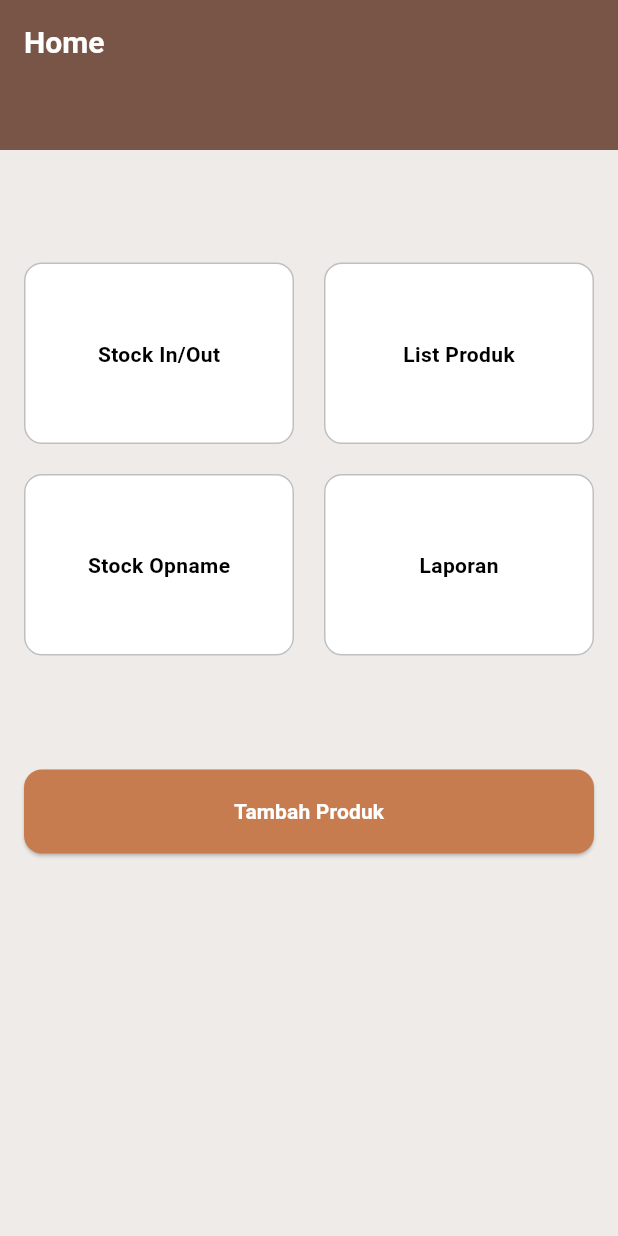
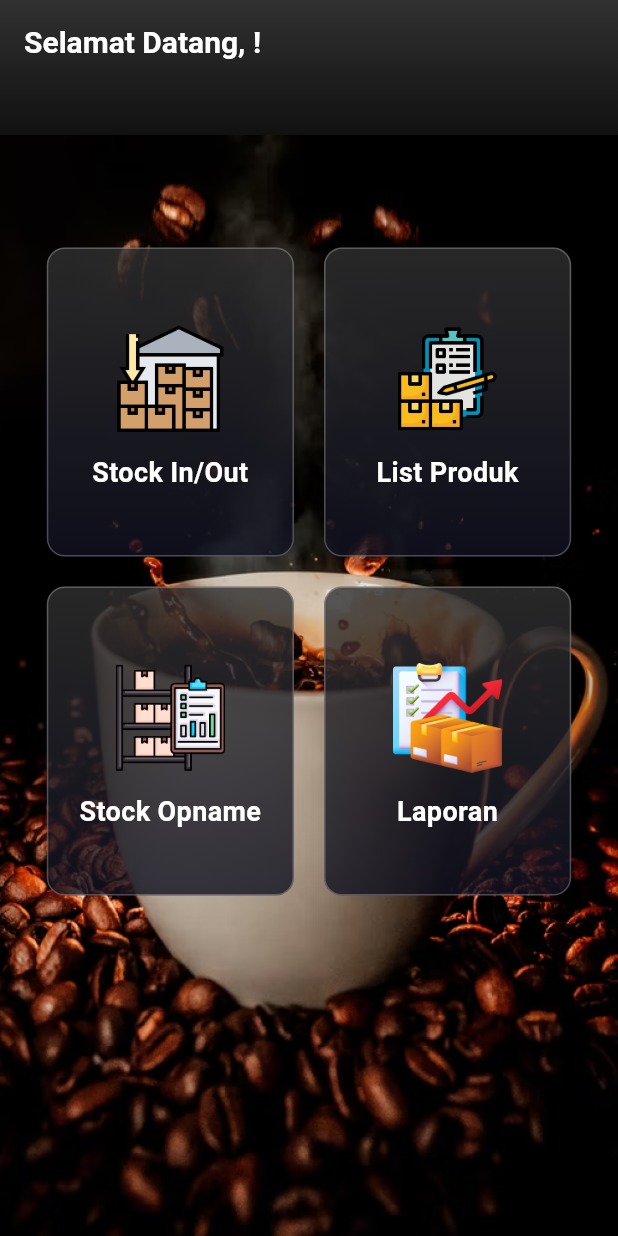
Before and after one commit to taufiqalfianto/coffe-inventory, a Flutter app: the HomeScreen screen opened directly, on a phone screen of 412 x 824 dp. Run offline on Flutter 3.47's test engine with Material 3 defaults, Android fonts, the light colour scheme and no system bars; our stand-ins replace awesome_snackbar_content, image_picker, shared_preferences; accounts and stored records are empty; Roboto replaces fonts that are missing (Sora).

Commit message:
add image icon, add variable image in home, reunusede import package

```diff
--- a/lib/home.dart
+++ b/lib/home.dart
@@ -1,3 +1,4 @@
+import 'package:coffe_inventory/auth/auth_service.dart';
 import 'package:coffe_inventory/menu_widget.dart';
 import 'package:coffe_inventory/product/screen/list_product_screen.dart';
 import 'package:coffe_inventory/product/screen/product_screen.dart';
@@ -15,20 +16,56 @@ class HomeScreen extends StatefulWidget {
 }
 
 class _HomeScreenState extends State<HomeScreen> {
+  String? _userName;
+  final AuthService _authService = AuthService();
+  @override
+  void initState() {
+    super.initState();
+    _loadUserName();
+  }
+
+  void _loadUserName() async {
+    // Pastikan AuthService sudah diinisialisasi untuk mengambil nama dari SharedPreferences
+    await _authService.init();
+    if (mounted) {
+      setState(() {
+        _userName = _authService
+            .userName; // Assuming userName is a String property in AuthService
+      });
+    }
+  }
+
   @override
   Widget build(BuildContext context) {
     return Scaffold(
       appBar: PreferredSize(
-        preferredSize: Size.fromHeight(100.0),
+        preferredSize: Size.fromHeight(90.0),
         child: AppBar(
-          title: Text('Home', style: TextStyle(color: Colors.white)),
-          backgroundColor: Colors.brown,
+          title: Text(
+            'Selamat Datang, ${_userName ?? 'User'}!',
+            style: TextStyle(color: Colors.white),
+          ),
           automaticallyImplyLeading: false,
+          flexibleSpace: Container(
+            decoration: BoxDecoration(
+              gradient: LinearGradient(
+                colors: [Color(0xFF111111), Color(0xFF313131)],
+                begin: Alignment.bottomCenter,
+                end: Alignment.topCenter,
               ),
             ),
-      backgroundColor: Colors.brown[50],
-
-      body: ListView(
+          ),
+        ),
+      ),
+      body: Stack(
+        children: [
+          Image.asset(
+            'assets/image_onboarding.png',
+            fit: BoxFit.cover,
+            width: double.infinity,
+            height: double.infinity,
+          ),
+          ListView(
             children: [
               SizedBox(height: 75),
               Wrap(
@@ -37,15 +74,19 @@ class _HomeScreenState extends State<HomeScreen> {
                 alignment: WrapAlignment.center,
                 children: [
                   MenuWidget(
+                    image: 'assets/stock_in.png',
                     title: 'Stock In/Out',
                     onPressed: () {
                       Navigator.push(
                         context,
-                    MaterialPageRoute(builder: (context) => StockInOutScreen()),
+                        MaterialPageRoute(
+                          builder: (context) => StockInOutScreen(),
+                        ),
                       );
                     },
                   ),
                   MenuWidget(
+                    image: 'assets/product_list.png',
                     title: 'List Produk',
                     onPressed: () {
                       Navigator.push(
@@ -57,6 +98,7 @@ class _HomeScreenState extends State<HomeScreen> {
                     },
                   ),
                   MenuWidget(
+                    image: 'assets/stock_opname.png',
                     title: 'Stock Opname',
                     onPressed: () {
                       Navigator.push(
@@ -68,6 +110,7 @@ class _HomeScreenState extends State<HomeScreen> {
                     },
                   ),
                   MenuWidget(
+                    image: 'assets/report.png',
                     title: 'Laporan',
                     onPressed: () {
                       Navigator.push(
@@ -78,38 +121,40 @@ class _HomeScreenState extends State<HomeScreen> {
                       );
                     },
                   ),
-              Padding(
-                padding: const EdgeInsets.symmetric(
-                  vertical: 56,
-                  horizontal: 16,
-                ),
-                child: SizedBox(
-                  width: double.infinity,
-                  height: 56,
-                  child: ElevatedButton(
-                    style: ElevatedButton.styleFrom(
-                      backgroundColor: Color(0xFFC67C4E),
-                      shape: RoundedRectangleBorder(
-                        borderRadius: BorderRadius.circular(12),
-                      ),
-                    ),
-                    onPressed: () {
-                      Navigator.push(
-                        context,
-                        MaterialPageRoute(
-                          builder: (context) => AddProductScreen(),
-                        ),
-                      );
-                    },
-                    child: Text(
-                      'Tambah Produk',
-                      style: TextStyle(
-                        color: Colors.white,
-                        fontWeight: FontWeight.bold,
-                      ),
-                    ),
-                  ),
-                ),
+                  // Padding(
+                  //   padding: const EdgeInsets.symmetric(
+                  //     vertical: 56,
+                  //     horizontal: 16,
+                  //   ),
+                  //   child: SizedBox(
+                  //     width: double.infinity,
+                  //     height: 56,
+                  //     child: ElevatedButton(
+                  //       style: ElevatedButton.styleFrom(
+                  //         backgroundColor: Color(0xFFC67C4E),
+                  //         shape: RoundedRectangleBorder(
+                  //           borderRadius: BorderRadius.circular(12),
+                  //         ),
+                  //       ),
+                  //       onPressed: () {
+                  //         Navigator.push(
+                  //           context,
+                  //           MaterialPageRoute(
+                  //             builder: (context) => AddProductScreen(),
+                  //           ),
+                  //         );
+                  //       },
+                  //       child: Text(
+                  //         'Tambah Produk',
+                  //         style: TextStyle(
+                  //           color: Colors.white,
+                  //           fontWeight: FontWeight.bold,
+                  //         ),
+                  //       ),
+                  //     ),
+                  //   ),
+                  // ),
+                ],
               ),
             ],
           ),
--- a/lib/menu_widget.dart
+++ b/lib/menu_widget.dart
@@ -2,41 +2,53 @@ import 'package:flutter/material.dart';
 
 class MenuWidget extends StatelessWidget {
   final String title;
-  // function for navigate
+  final String image;
   final VoidCallback onPressed;
-  const MenuWidget({super.key, required this.title, required this.onPressed});
+  const MenuWidget({
+    super.key,
+    required this.title,
+    required this.onPressed,
+    required this.image,
+  });
 
   @override
   Widget build(BuildContext context) {
     return InkWell(
       onTap: onPressed,
       child: Container(
-        width: 180,
-        height: 121,
+        width: MediaQuery.sizeOf(context).width / 2.5,
+        height: MediaQuery.sizeOf(context).height / 4,
         padding: const EdgeInsets.symmetric(horizontal: 20, vertical: 50),
         decoration: ShapeDecoration(
-          color: Colors.white,
+          gradient: LinearGradient(
+            colors: [
+              Color(0xFF111221).withOpacity(0.8),
+              Color(0xFF313131).withOpacity(0.8),
+            ],
+            begin: Alignment.bottomCenter,
+            end: Alignment.topCenter,
+          ),
           shape: RoundedRectangleBorder(
             side: BorderSide(
               width: 1,
-              color: Colors.black.withValues(alpha: 0.25),
+              color: Colors.white.withValues(alpha: 0.25),
             ),
             borderRadius: BorderRadius.circular(12),
           ),
         ),
-        child: Row(
+        child: Column(
           mainAxisSize: MainAxisSize.min,
           mainAxisAlignment: MainAxisAlignment.center,
           crossAxisAlignment: CrossAxisAlignment.center,
-          spacing: 10,
           children: [
+            Image.asset(image, scale: 7),
+            SizedBox(height: 12),
             Text(
               title,
               textAlign: TextAlign.center,
-
               style: TextStyle(
-                color: Colors.black,
-                fontSize: 14,
+                color: Colors.white,
+                fontSize: 18,
                 fontFamily: 'Sora',
                 fontWeight: FontWeight.w600,
                 height: 1.50,
--- a/lib/product/screen/stock_opname_screen.dart
+++ b/lib/product/screen/stock_opname_screen.dart
@@ -1,4 +1,6 @@
 // lib/screens/stock_opname_screen.dart
+
+// ignore_for_file: unused_field
 
 import 'package:awesome_snackbar_content/awesome_snackbar_content.dart';
 import 'package:flutter/material.dart';
```
Also changed, not shown: lib/auth/auth_service.dart (+46 -34 lines), lib/auth/login.dart (+87 -18 lines), assets/product_list.png (added), assets/report.png (added), assets/stock_in.png (added), assets/stock_opname.png (added). Lines whose indentation alone changed are shown as unchanged.
